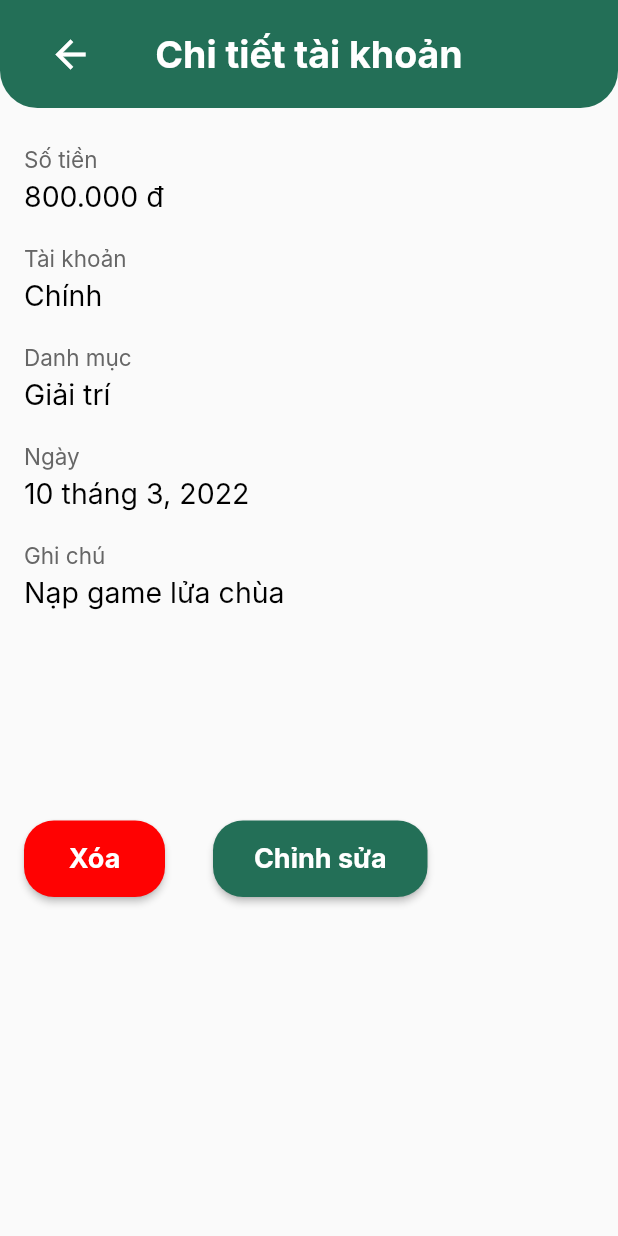
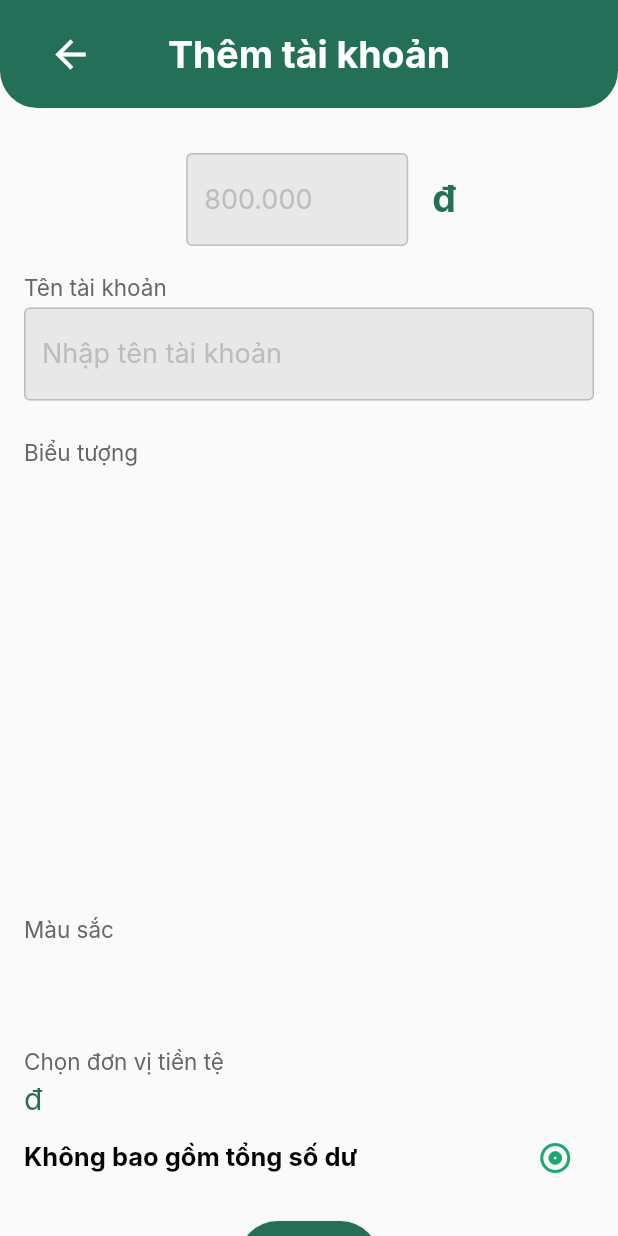
Before and after one commit to kieuvantuyen01/money0manager, a Flutter app: the screen it shows after launch, on a phone screen of 412 x 824 dp. Run offline on Flutter 3.47's test engine with Material 2 defaults, Android fonts, the phone set to English and light mode, and no system bars; our stand-ins replace charts_flutter, cloud_firestore, date_picker_timeline, firebase_auth, firebase_core, google_sign_in and 4 more; missing offline and left inert: flutter_facebook_auth, launch_review; accounts and stored records are empty; Roboto replaces fonts that are missing (Inter).

Commit message:
add AddAccount screen

```diff
--- a/lib/components/InputText1.dart
+++ b/lib/components/InputText1.dart
@@ -17,12 +17,6 @@ class InputText1 extends StatelessWidget {
     return TextField(
       decoration: InputDecoration(
         hintText: this.hintText,
-        // labelText: this.labelText,
-        // labelStyle: TextStyle(
-        //   fontSize: 18,
-        //   fontFamily: 'Inter',
-        //   color: Colors.black,
-        // ),
         hintStyle: TextStyle(
           fontSize: 18,
           fontFamily: 'Inter',
--- a/lib/main.dart
+++ b/lib/main.dart
@@ -7,6 +7,7 @@ import 'package:flutter/material.dart';
 import 'package:flutter_facebook_auth/flutter_facebook_auth.dart';
 import 'package:google_sign_in/google_sign_in.dart';
 import 'package:money_manager/screens/AccountDetailScreen.dart';
+import 'package:money_manager/screens/AddAccountScreen.dart';
 import 'package:money_manager/screens/AddTransactionScreen1.dart';
 import 'package:money_manager/screens/ContactScreen.dart';
 import 'package:provider/provider.dart';
@@ -37,7 +38,7 @@ class MyApp extends StatelessWidget {
         const Locale('en', ''),
         const Locale('vi', ''),
       ],
-      home: AccountDetailScreen(title: 'AccountDetailScreen',),
+      home: AddAccountScreen(title: ' '),
     );
   }
 }
--- /dev/null
+++ b/lib/screens/AddAccountScreen.dart
@@ -0,0 +1,184 @@
+import 'package:flutter/material.dart';
+import 'package:money_manager/screens/AddAccount.dart';
+import 'package:money_manager/src/widgets.dart';
+import '../components/ButtonPrimary.dart';
+import '../components/Category.dart';
+import '../components/CategoryVWidget.dart';
+import '../components/InputText1.dart';
+import '../components/NavigationDrawerWidget.dart';
+import '../components/TitleText1.dart';
+
+class AddAccountScreen extends StatelessWidget {
+  AddAccountScreen({Key? key, required this.title}) : super(key: key);
+  final String title;
+  static String money = '800.000',
+      date = '10 tháng 3, 2022',
+      reminder = 'Nạp game lửa chùa';
+
+  @override
+  Widget build(BuildContext context) {
+    return Scaffold(
+      resizeToAvoidBottomInset: false,
+      appBar: AppBar(
+        centerTitle: true,
+        title: TitleText1(
+            text: 'Thêm tài khoản',
+            fontFamily: 'Inter',
+            fontSize: 25,
+            fontWeight: FontWeight.bold,
+            r: 255,
+            g: 255,
+            b: 255),
+        backgroundColor: Colors.transparent,
+        toolbarHeight: 72,
+        elevation: 0.0,
+        leading: IconButton(
+          padding: EdgeInsets.only(left: 32),
+          iconSize: 30,
+          icon: Icon(Icons.arrow_back_sharp),
+          tooltip: 'Menu',
+          onPressed: () => {Scaffold.of(context).openDrawer()},
+        ),
+        flexibleSpace: Container(
+          decoration: BoxDecoration(
+            borderRadius: BorderRadius.only(
+                bottomLeft: Radius.circular(25),
+                bottomRight: Radius.circular(25)),
+            gradient: LinearGradient(
+              colors: [
+                Color.fromARGB(255, 35, 111, 87),
+                Color.fromARGB(255, 35, 111, 87)
+              ],
+              begin: Alignment.bottomCenter,
+              end: Alignment.topCenter,
+            ),
+          ),
+        ),
+      ),
+      body: SingleChildScrollView(
+        child: Column(
+          crossAxisAlignment: CrossAxisAlignment.start,
+          children: <Widget>[
+            Row(
+              mainAxisAlignment: MainAxisAlignment.center,
+              children: [
+                SizedBox(
+                  width: 180,
+                  height: 100,
+                  child: Padding(
+                    padding: EdgeInsets.only(left: 16, right: 16, top: 30),
+                    child:
+                        InputText1(hintText: money, labelText: '', maxLines: 1),
+                  ),
+                ),
+                Padding(
+                    padding: EdgeInsets.only(top: 20),
+                    child: TitleText1(
+                        text: 'đ',
+                        fontFamily: 'Inter',
+                        fontSize: 25,
+                        fontWeight: FontWeight.bold,
+                        r: 35,
+                        g: 111,
+                        b: 87)),
+              ],
+            ),
+            Padding(
+              padding: EdgeInsets.only(left: 16, top: 10),
+              child: TitleText1(
+                  text: 'Tên tài khoản',
+                  fontFamily: 'Inter',
+                  fontSize: 15,
+                  fontWeight: FontWeight.normal,
+                  r: 102,
+                  g: 102,
+                  b: 102),
+            ),
+            Padding(
+              padding: EdgeInsets.only(left: 16, right: 16, top: 5),
+              child: InputText1(
+                  hintText: 'Nhập tên tài khoản', labelText: '', maxLines: 1),
+            ),
+            Padding(
+              padding: EdgeInsets.only(left: 16, top: 25),
+              child: TitleText1(
+                  text: 'Biểu tượng',
+                  fontFamily: 'Inter',
+                  fontSize: 15,
+                  fontWeight: FontWeight.normal,
+                  r: 102,
+                  g: 102,
+                  b: 102),
+            ),
+            Padding(
+              padding: EdgeInsets.only(left: 16, top: 300),
+              child: TitleText1(
+                  text: 'Màu sắc',
+                  fontFamily: 'Inter',
+                  fontSize: 15,
+                  fontWeight: FontWeight.normal,
+                  r: 102,
+                  g: 102,
+                  b: 102),
+            ),
+            Padding(
+              padding: EdgeInsets.only(left: 16, top: 70),
+              child: TitleText1(
+                  text: 'Chọn đơn vị tiền tệ',
+                  fontFamily: 'Inter',
+                  fontSize: 15,
+                  fontWeight: FontWeight.normal,
+                  r: 102,
+                  g: 102,
+                  b: 102),
+            ),
+            Padding(
+              padding: EdgeInsets.only(left: 16, top: 5),
+              child: TitleText1(
+                  text: 'đ',
+                  fontFamily: 'Inter',
+                  fontSize: 20,
+                  fontWeight: FontWeight.normal,
+                  r: 35,
+                  g: 111,
+                  b: 87),
+            ),
+            Padding(
+              padding: EdgeInsets.only(left: 16, top: 15),
+              child: Row(
+                mainAxisAlignment: MainAxisAlignment.start,
+                children: [
+                  TitleText1(
+                      text: 'Không bao gồm tổng số dư',
+                      fontFamily: 'Inter',
+                      fontSize: 17,
+                      fontWeight: FontWeight.bold,
+                      r: 0,
+                      g: 0,
+                      b: 0
+                  ),
+                  Padding(
+                    padding: EdgeInsets.only(left: 120),
+                    child: Icon(
+                        Icons.album_outlined,
+                        color: Color.fromARGB(255, 28, 169, 113)),
+                  ),
+                ],
+              ),
+            ),
+           Center(
+             child: Padding(
+               padding: EdgeInsets.only(top: 30, bottom: 30),
+               child: SizedBox (
+                 width: 93,
+                 height: 51,
+                 child: ButtonPrimary(text: 'Thêm', r: 35, g: 111, b: 87, radius: 30, weight: 109, height: 51, screenName: 'InComeTabBar'),
+               ),
+             ),
+           ),
+          ],
+        ),
+      ),
+    );
+  }
+}
--- a/lib/screens/AddTransactionScreen1.dart
+++ b/lib/screens/AddTransactionScreen1.dart
@@ -130,7 +130,7 @@ class AddTransactionScreen1State extends State<AddTransactionScreen1> {
                       TitleText1(
                           text: 'đ',
                           fontFamily: 'Inter',
-                          fontSize: 30,
+                          fontSize: 25,
                           fontWeight: FontWeight.bold,
                           r: 35,
                           g: 111,
@@ -257,7 +257,7 @@ class AddTransactionScreen1State extends State<AddTransactionScreen1> {
                       TitleText1(
                           text: 'đ',
                           fontFamily: 'Inter',
-                          fontSize: 30,
+                          fontSize: 25,
                           fontWeight: FontWeight.bold,
                           r: 35,
                           g: 111,
```
